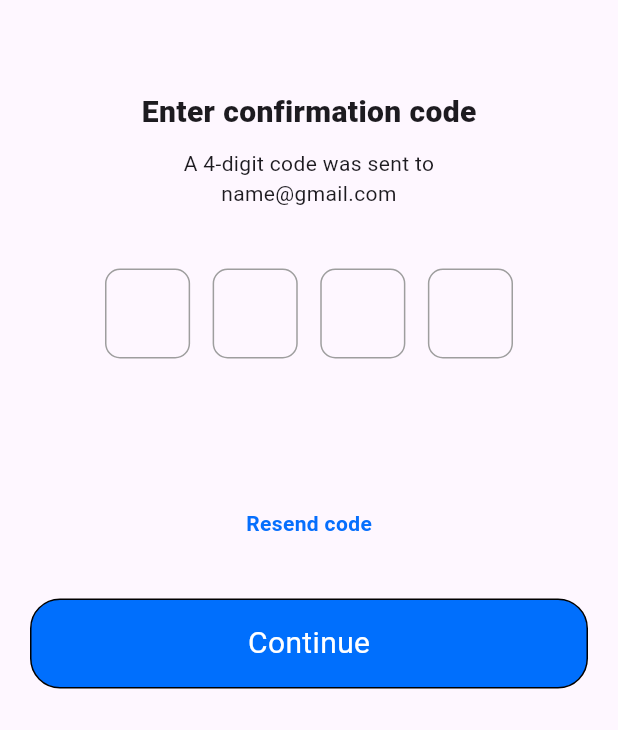
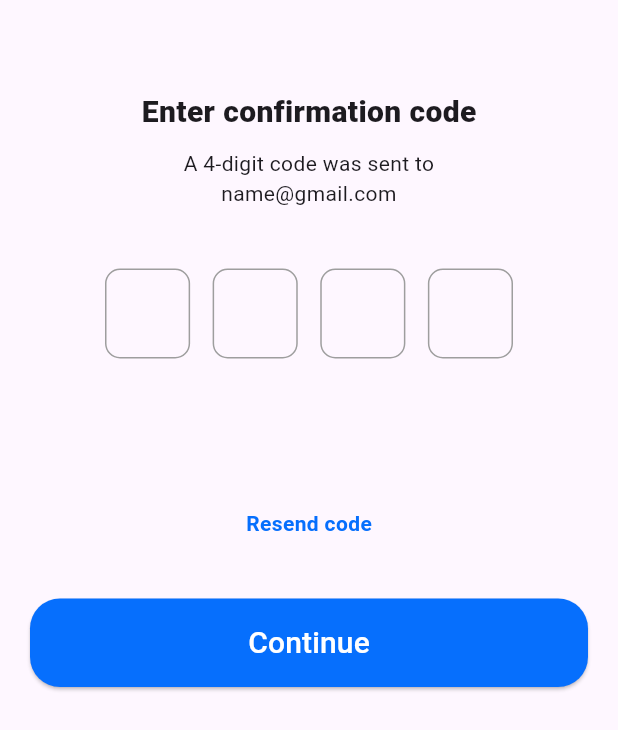
Before and after one commit to sandiphaldar01/multipurpose, a Flutter app: the OtpPage screen opened directly, on a phone screen of 412 x 824 dp. Shown: the top 730 px of the screen. Run offline on Flutter 3.47's test engine with Material 3 defaults, Android fonts, the phone set to English and light mode, and no system bars; our stand-ins replace carousel_slider, flutter_svg.

Commit message:
convert container to elevated button in login page, sign up page and otp page

```diff
--- a/lib/onbording.dart
+++ b/lib/onbording.dart
@@ -106,7 +106,7 @@
                   ),
                 )
               ),
-            )
+            ),
           ],
         ),
       ),
--- a/lib/otp_page.dart
+++ b/lib/otp_page.dart
@@ -68,33 +68,29 @@
               SizedBox(height: 40,),
               Padding(
               padding: EdgeInsets.symmetric(horizontal: 20),
-                child: InkWell(
-                  onTap: () {
+              child: ElevatedButton(
+                style: ElevatedButton.styleFrom(
+                  backgroundColor: Color(0xff066FFD),
+                  minimumSize: Size.fromHeight(50),
+                  shape: RoundedRectangleBorder(
+                    borderRadius: BorderRadius.circular(20)
+                  ),
+                  padding: EdgeInsets.symmetric(vertical: 15),
+                ),
+                onPressed: (){
                   Navigator.push(
                     context,
-                      MaterialPageRoute(builder: (context) => MainPage())
+                    MaterialPageRoute(builder: ((context) => MainPage())
+                  )
                  );
                 },
-                  child: Container(
-                      height: 60,
-                      width: double.infinity,
-                      alignment: Alignment.center,
-                        decoration: BoxDecoration(
-                          color: Color(0xff006FFD),
-                          border: Border.all(
-                          color: Colors.black,
-                          width: 1,
-                        ),
-                        borderRadius: BorderRadius.circular(20),
-                      ),
                 child: Text(
                   'Continue',
                   style: TextStyle(
                     fontSize: 20,
                     color: Colors.white
                   ),
-                    ),
-                    ),
+                )
               ),
             ),
            ],
```
Also changed, not shown: lib/login.dart (+15 -18 lines), lib/sign_up.dart (+15 -20 lines). Lines whose indentation alone changed are shown as unchanged.
